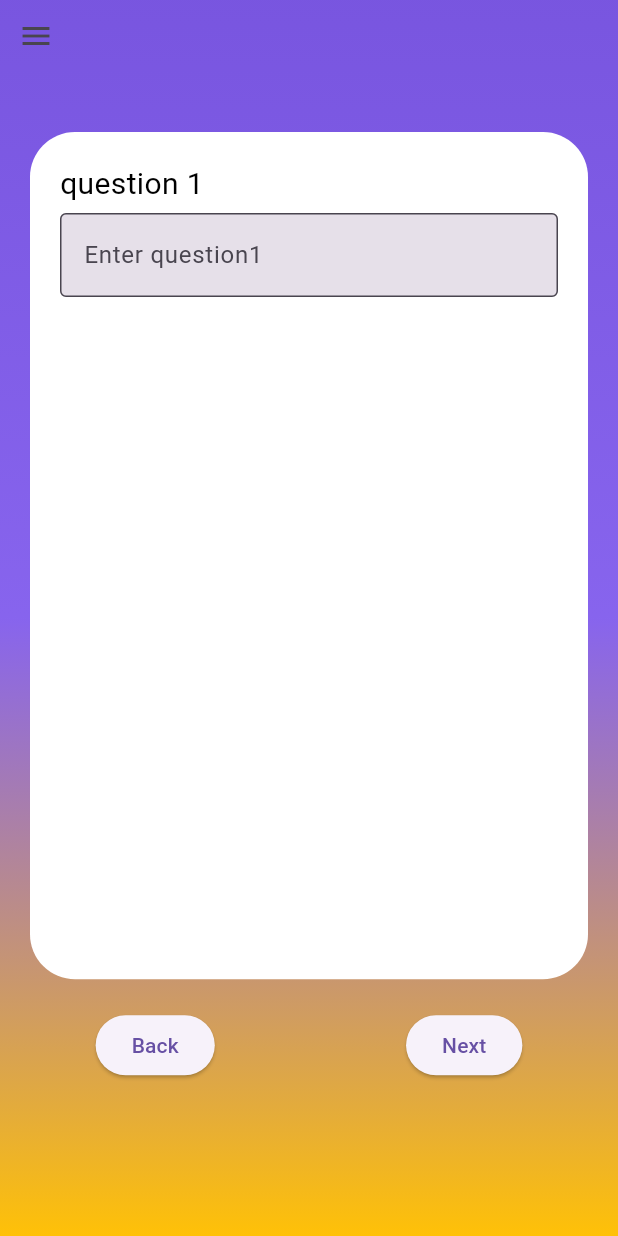
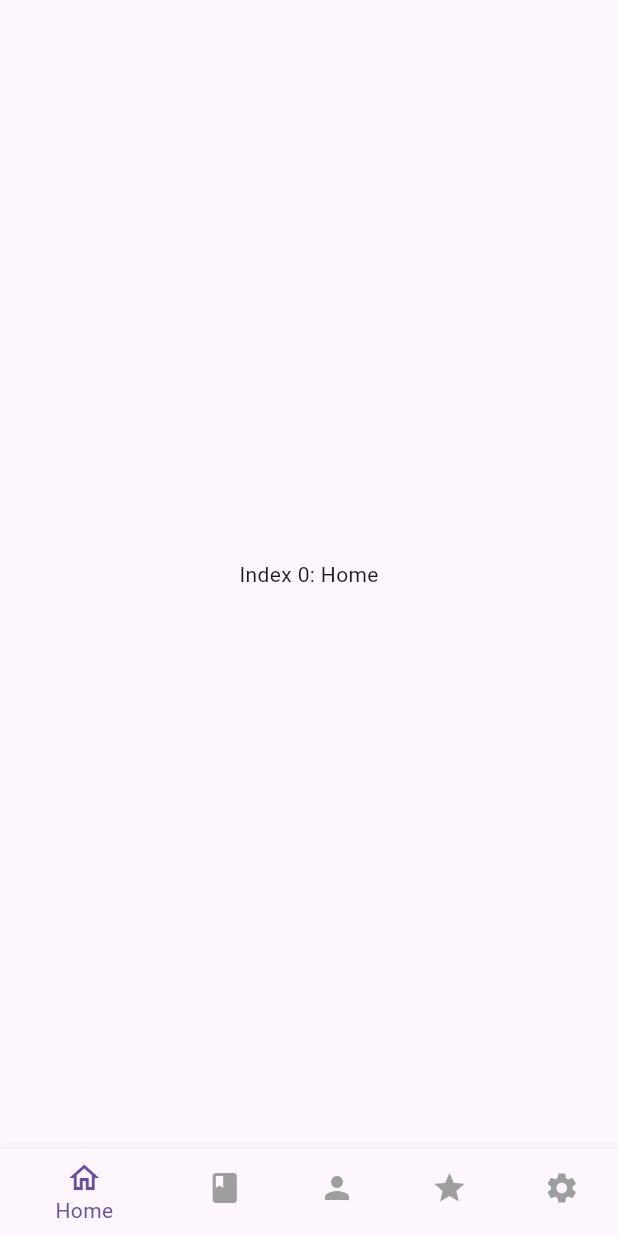
Before and after one commit to Abdallah-Abdalmonem/Correcting-System, a Flutter app: the screen it shows after launch, on a phone screen of 412 x 824 dp. Run offline on Flutter 3.47's test engine with Material 3 defaults, Android fonts, the phone set to English and light mode, and no system bars; our stand-ins replace bloc, flutter_bloc, fluttertoast, shared_preferences.

Commit message:
add bottomNavigationBar and some screens

```diff
--- a/lib/constant/app_routes.dart
+++ b/lib/constant/app_routes.dart
@@ -1,21 +1,22 @@
 import 'package:flutter/material.dart';
 
-import '../features/instructor_screen/views/screens/instructor_screen.dart';
+import '../features/addExam/views/screens/instructor_screen.dart';
+import '../features/bottomNavigationBar/views/bottom_navigation_bar.dart';
 
 class AppRoutes {
   // static const String login = '/login';
   // static const String register = '/register';
   // static const String profile = '/profile';
-  static const String instructorScreen = '/instructor_screen';
+  static const String addExamScreen = '/AddExam_screen';
   // static const String home = '/home';
-  // static const String bottomNavigationBar = '/bottom_navigationbarscreen';
+  static const String bottomNavigationBar = '/bottom_navigation_bar';
 }
 
 Map<String, Widget Function(BuildContext)> routes = {
   // AppRoutes.login: (context) => LoginScreen(),
   // AppRoutes.register: (context) => RegisterScreen(),
-  AppRoutes.instructorScreen: (context) => InstructorScreen(),
+  AppRoutes.addExamScreen: (context) => AddExamScreen(),
   // AppRoutes.profile: (context) => ProfileScreen(),
   // AppRoutes.home: (context) => HomeScreen(),
-  // AppRoutes.bottomNavigationBar: (context) => BottomNavigationBarScreen(),
+  AppRoutes.bottomNavigationBar: (context) => bottomNavigationBar(),
 };
--- /dev/null
+++ b/lib/features/bottomNavigationBar/bottomNavigationBar_cubit/bottom_navigation_bar_cubit.dart
@@ -0,0 +1,13 @@
+import 'package:bloc/bloc.dart';
+import 'package:meta/meta.dart';
+
+part 'bottom_navigation_bar_state.dart';
+
+class BottomNavigationBarCubit extends Cubit<BottomNavigationBarState> {
+  BottomNavigationBarCubit() : super(BottomNavigationBarInitial(tabIndex: 0));
+  // int tabIndex = 0;
+  changeTab({required int tabIndex}) {
+    print(tabIndex);
+    emit(BottomNavigationBarInitial(tabIndex: tabIndex));
+  }
+}
--- /dev/null
+++ b/lib/features/bottomNavigationBar/bottomNavigationBar_cubit/bottom_navigation_bar_state.dart
@@ -0,0 +1,11 @@
+part of 'bottom_navigation_bar_cubit.dart';
+
+@immutable
+abstract class BottomNavigationBarState {
+  final int tabIndex;
+  const BottomNavigationBarState({this.tabIndex = 0});
+}
+
+class BottomNavigationBarInitial extends BottomNavigationBarState {
+  const BottomNavigationBarInitial({required super.tabIndex});
+}
--- /dev/null
+++ b/lib/features/bottomNavigationBar/views/bottom_navigation_bar.dart
@@ -0,0 +1,62 @@
+import 'package:correcting_system/features/bottomNavigationBar/bottomNavigationBar_cubit/bottom_navigation_bar_cubit.dart';
+import 'package:flutter/material.dart';
+import 'package:flutter_bloc/flutter_bloc.dart';
+
+import '../../addExam/views/screens/instructor_screen.dart';
+
+class bottomNavigationBar extends StatelessWidget {
+  const bottomNavigationBar({super.key});
+
+  @override
+  Widget build(BuildContext context) {
+    return BlocConsumer<BottomNavigationBarCubit, BottomNavigationBarState>(
+      listener: (context, state) {},
+      builder: (context, state) {
+        return Scaffold(
+          body: Center(child: bottomNavScreen.elementAt(state.tabIndex)),
+          bottomNavigationBar: BottomNavigationBar(
+            items: bottomNavItems,
+            currentIndex: state.tabIndex,
+            selectedItemColor: Theme.of(context).colorScheme.primary,
+            unselectedItemColor: Colors.grey,
+            onTap: (index) {
+              BlocProvider.of<BottomNavigationBarCubit>(context)
+                  .changeTab(tabIndex: index);
+            },
+          ),
+        );
+      },
+    );
+  }
+}
+
+List<BottomNavigationBarItem> bottomNavItems = const <BottomNavigationBarItem>[
+  BottomNavigationBarItem(
+    icon: Icon(Icons.home_outlined),
+    label: 'Home',
+  ),
+  BottomNavigationBarItem(
+    icon: Icon(Icons.book),
+    label: 'Add Exam',
+  ),
+  BottomNavigationBarItem(
+    icon: Icon(Icons.person),
+    label: 'Profile',
+  ),
+  BottomNavigationBarItem(
+    icon: Icon(Icons.star),
+    label: 'Rating',
+  ),
+  BottomNavigationBarItem(
+    icon: Icon(Icons.settings),
+    label: 'Settings',
+  ),
+];
+
+List<Widget> bottomNavScreen = <Widget>[
+  Text('Index 0: Home'),
+  AddExamScreen(),
+  Text('Index 2: Search'),
+  Text('Index 3: Favourite'),
+  Text('Index 4: Cart'),
+];
--- a/lib/main.dart
+++ b/lib/main.dart
@@ -1,8 +1,8 @@
+import 'package:correcting_system/features/bottomNavigationBar/bottomNavigationBar_cubit/bottom_navigation_bar_cubit.dart';
 import 'package:flutter/material.dart';
 import 'package:flutter_bloc/flutter_bloc.dart';
 
 import 'constant/app_routes.dart';
-import 'features/instructor_screen/instructor_cubit/instructor_cubit.dart';
 import 'helper/cache_helper.dart';
 
 void main() async {
@@ -16,14 +16,14 @@ class MyApp extends StatelessWidget {
   @override
   Widget build(BuildContext context) {
     return BlocProvider(
-      create: (context) => InstructorCubit(),
+      create: (context) => BottomNavigationBarCubit(),
       child: MaterialApp(
         debugShowCheckedModeBanner: false,
         title: 'Correcting System',
         theme: ThemeData(
           primarySwatch: Colors.blue,
         ),
-        initialRoute: AppRoutes.instructorScreen,
+        initialRoute: AppRoutes.bottomNavigationBar,
         routes: routes,
       ),
     );
```
Also changed, not shown: lib/features/addExam/views/screens/instructor_screen.dart (renamed from lib/features/instructor_screen/views/screens/instructor_screen.dart, +2 -29 lines), lib/features/addExam/instructor_cubit/instructor_cubit.dart (renamed from lib/features/instructor_screen/instructor_cubit/instructor_cubit.dart), lib/features/addExam/instructor_cubit/instructor_state.dart (renamed from lib/features/instructor_screen/instructor_cubit/instructor_state.dart), lib/features/addExam/views/widgets/custom_drawer.dart (renamed from lib/features/instructor_screen/views/widgets/custom_drawer.dart).
